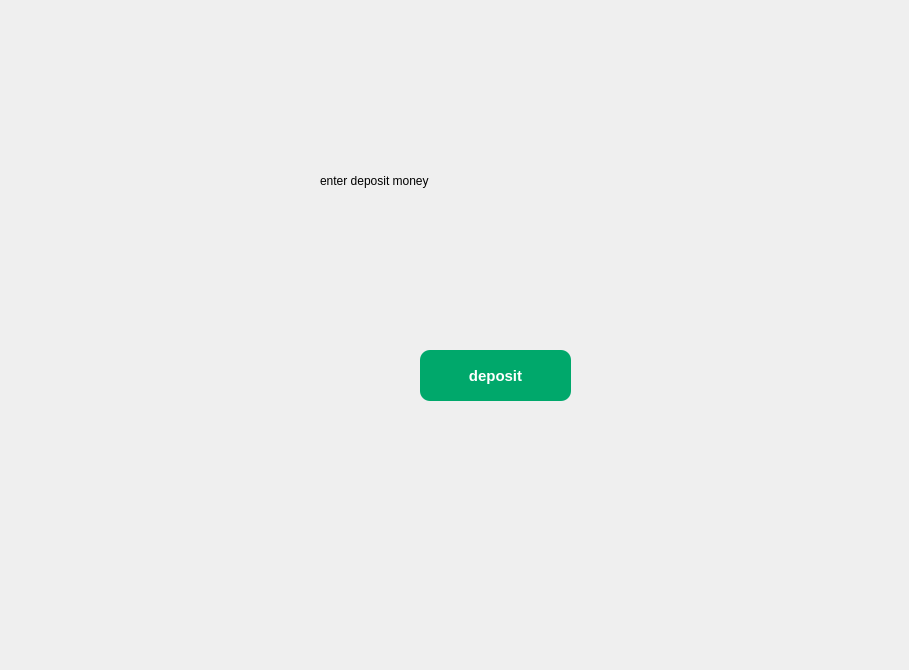
The window that deposit.ui (siddhi-bughani/ATM) describes before a commit, drawn with Qt 5.
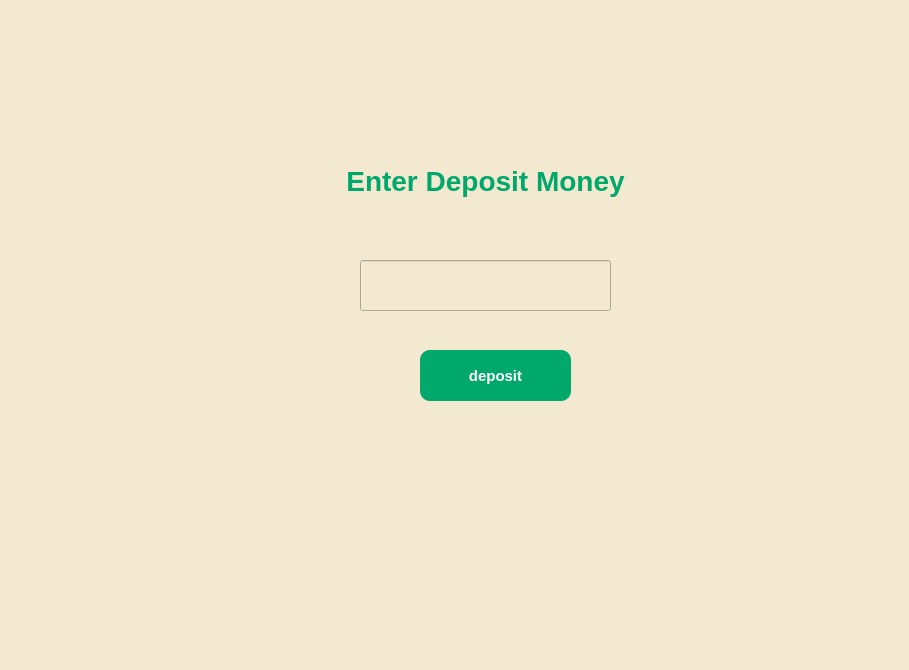
The same window after the commit.

Commit message: did deposit feature

Diff of the .ui file:
```diff
--- a/deposit.ui
+++ b/deposit.ui
@@ -13,6 +13,11 @@
   <property name="windowTitle">
    <string>Form</string>
   </property>
+  <property name="styleSheet">
+   <string notr="true">QWidget {
+    background-color: #F3E8D0;
+}</string>
+  </property>
   <widget class="QLabel" name="label">
    <property name="geometry">
     <rect>
@@ -22,8 +27,19 @@
      <height>101</height>
     </rect>
    </property>
+   <property name="styleSheet">
+    <string notr="true">QLabel {
+    color: #00A86B;
+    font-size: 28px;
+    font-weight: bold;
+text-align:center;
+}</string>
+   </property>
    <property name="text">
-    <string>enter deposit money</string>
+    <string>Enter Deposit Money</string>
+   </property>
+   <property name="alignment">
+    <set>Qt::AlignmentFlag::AlignCenter</set>
    </property>
   </widget>
   <widget class="QPushButton" name="pushButton">
@@ -56,6 +72,22 @@
     <string>deposit</string>
    </property>
   </widget>
+  <widget class="QLineEdit" name="depositmoney">
+   <property name="geometry">
+    <rect>
+     <x>360</x>
+     <y>260</y>
+     <width>251</width>
+     <height>51</height>
+    </rect>
+   </property>
+   <property name="styleSheet">
+    <string notr="true">QLineEdit{
+color:black;
+font-size:24px;
+}</string>
+   </property>
+  </widget>
  </widget>
  <resources/>
  <connections/>
```
Left out of the diff: 2 changed lines with no effect on the pictures. The commit also changes 13 other files.
